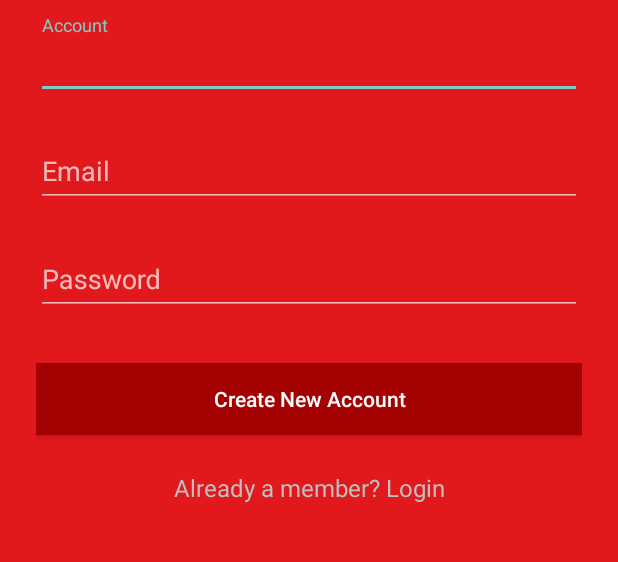
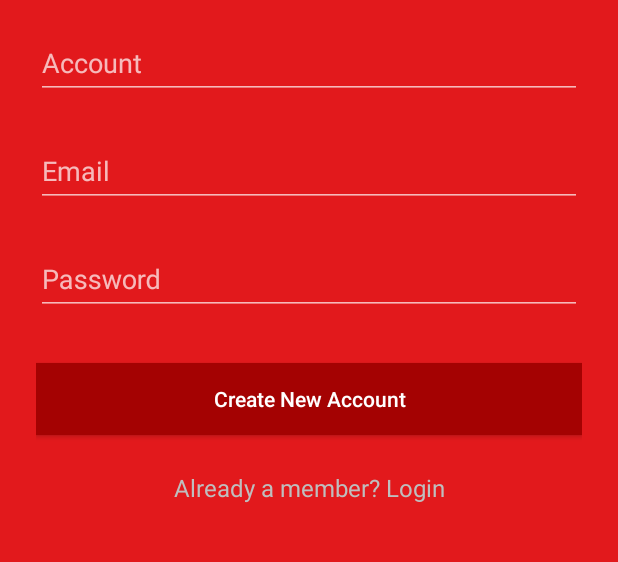
Before and after one commit to CaesarCUR/HelpFind, an Android app: the SignUpActivity screen opened directly, with no data from a screen before it, on a phone screen of 412 x 824 dp, the part 204-766 px from its top. Run offline under Robolectric (Android 15) with nearby library versions, the phone set to English and light mode, and no system bars; our stand-ins replace ButterKnife.

Commit message:
style or layout

```diff
--- a/HelpFind/app/build.gradle
+++ b/HelpFind/app/build.gradle
@@ -32,4 +32,7 @@ dependencies {
     compile 'com.github.gabrielemariotti.recyclerview:recyclerview-animators:0.3.0-SNAPSHOT@aar'
     compile 'com.jakewharton:butterknife:8.6.0'
     annotationProcessor 'com.jakewharton:butterknife-compiler:8.6.0'
+
+    compile 'com.github.bumptech.glide:glide:3.7.0'
+
 }
--- a/HelpFind/app/src/main/res/layout/activity_login.xml
+++ b/HelpFind/app/src/main/res/layout/activity_login.xml
@@ -14,7 +14,9 @@
         android:layout_height="wrap_content"
         android:paddingTop="56dp"
         android:paddingLeft="24dp"
-        android:paddingRight="24dp">
+        android:paddingRight="24dp"
+        android:focusable="true"
+        android:focusableInTouchMode="true">
 
         <ImageView
             android:src="@drawable/logo"
--- a/HelpFind/app/src/main/res/layout/activity_signup.xml
+++ b/HelpFind/app/src/main/res/layout/activity_signup.xml
@@ -10,7 +10,9 @@
         android:orientation="vertical"
         android:paddingTop="56dp"
         android:paddingLeft="24dp"
-        android:paddingRight="24dp">
+        android:paddingRight="24dp"
+        android:focusable="true"
+        android:focusableInTouchMode="true">
 
         <ImageView android:src="@drawable/logo"
             android:layout_width="wrap_content"
```
Also changed, not shown: HelpFind/app/src/main/res/layout/item_grid_image.xml (added, +22 -0 lines).
